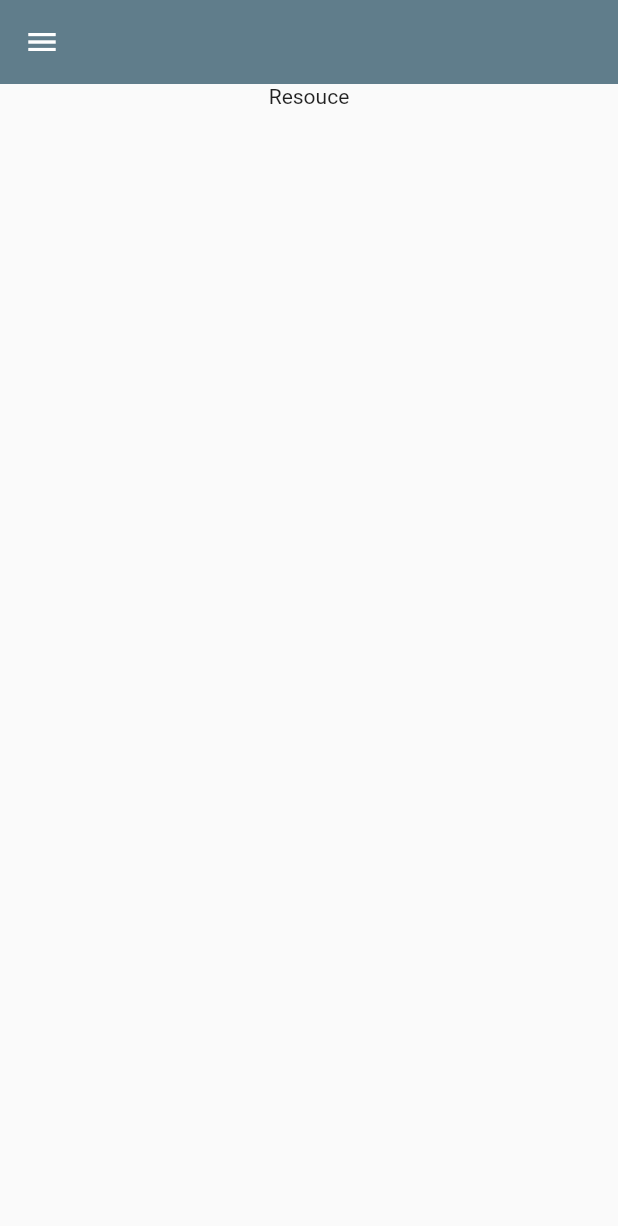
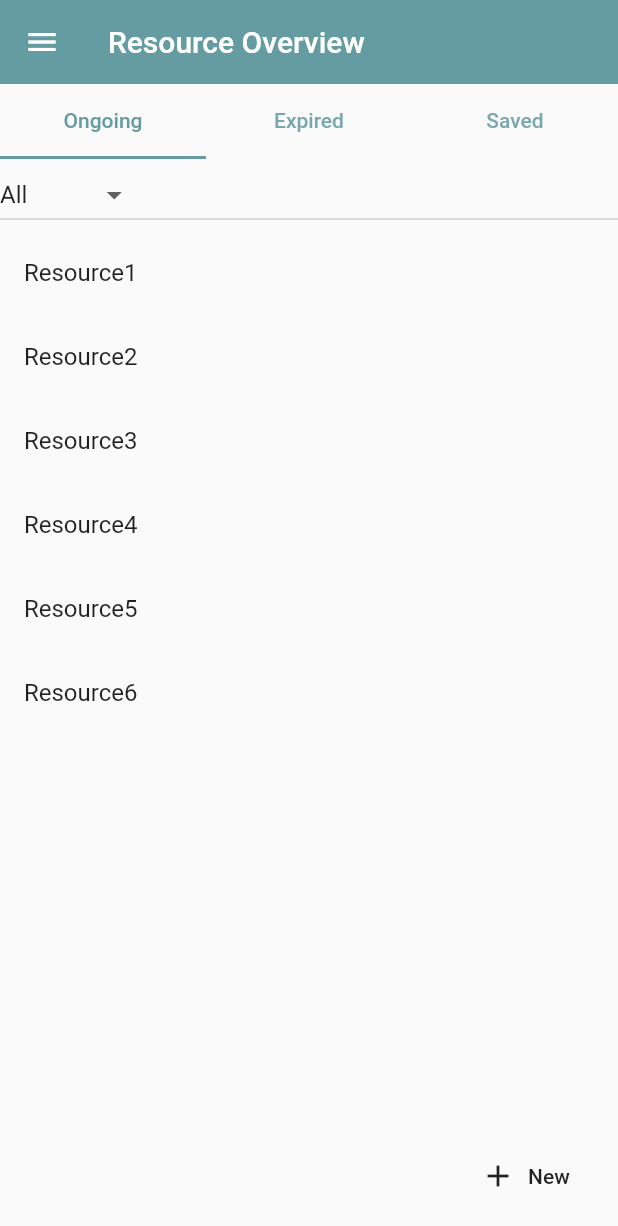
Before and after one commit to katharevusa/matchub-mobile, a Flutter app: the ResourceDonationHistoryScreen screen opened directly, in the side drawer, after a tap on "Resource", on a phone screen of 412 x 824 dp. Shown: the top 1226 px of the screen. Run offline on Flutter 3.47's test engine with Material 2 defaults, Android fonts, the phone set to English and light mode, and no system bars; our stand-ins replace connectivity, flutter_icons, shared_preferences; accounts and stored records are empty.

Commit message:
Donation history list, resource overview tabs, create new resource title and description

```diff
--- /dev/null
+++ b/matchub_mobile/lib/screens/resource/model/resource.dart
@@ -0,0 +1,13 @@
+class Resource {
+  String title;
+  String description;
+  List<String> category;
+  String status;
+
+  Resource(
+    this.title,
+    this.description,
+    this.category,
+    this.status,
+  );
+}
--- /dev/null
+++ b/matchub_mobile/lib/screens/resource/newResouce/category_screen.dart
@@ -0,0 +1,57 @@
+import 'package:flutter/material.dart';
+import 'package:matchub_mobile/screens/resource/model/resource.dart';
+
+class ResourceCategoryScreen extends StatefulWidget {
+  static const routeName = "/resource-category-screen";
+  final Resource resource;
+  ResourceCategoryScreen({Key key, @required this.resource}) : super(key: key);
+
+  @override
+  _ResourceCategoryScreenState createState() =>
+      _ResourceCategoryScreenState(resource);
+}
+
+class _ResourceCategoryScreenState extends State<ResourceCategoryScreen> {
+  Resource resource;
+
+  _ResourceCategoryScreenState(Resource resource) {
+    this.resource = resource;
+  }
+  //Test
+  List<String> _avail_categories = [
+    "Food",
+    "Instructor",
+    "Transportation",
+    "Techinicians"
+  ];
+  Widget build(BuildContext context) {
+    TextEditingController _descriptionController = new TextEditingController();
+    _descriptionController.text = widget.resource.description;
+    bool _isChecked = false;
+    return Scaffold(
+        appBar: AppBar(
+          backgroundColor: Color.fromRGBO(64, 133, 140, 0.8),
+          title: Text('Create resource'),
+        ),
+        body: Center(
+            child: Column(
+          mainAxisAlignment: MainAxisAlignment.center,
+          children: <Widget>[
+            Text("Select category"),
+            for (var item in _avail_categories)
+              CheckboxListTile(
+                title: Text(item),
+                activeColor: Colors.red,
+                checkColor: Colors.yellow,
+                selected: _isChecked,
+                value: _isChecked,
+                onChanged: (bool value) {
+                  setState(() {
+                    _isChecked = value;
+                  });
+                },
+              )
+          ],
+        )));
+  }
+}
--- /dev/null
+++ b/matchub_mobile/lib/screens/resource/newResouce/description_screen.dart
@@ -0,0 +1,45 @@
+import 'package:flutter/material.dart';
+import 'package:matchub_mobile/screens/resource/model/resource.dart';
+import 'package:matchub_mobile/screens/resource/newResouce/category_screen.dart';
+
+class ResourceDescriptionScreen extends StatelessWidget {
+  static const routeName = "/resource-descriptioin-screen";
+  final Resource resource;
+  ResourceDescriptionScreen({Key key, @required this.resource})
+      : super(key: key);
+
+  Widget build(BuildContext context) {
+    TextEditingController _descriptionController = new TextEditingController();
+    _descriptionController.text = resource.description;
+    return Scaffold(
+        appBar: AppBar(
+          backgroundColor: Color.fromRGBO(64, 133, 140, 0.8),
+          title: Text('Create resource'),
+        ),
+        body: Center(
+            child: Column(
+          mainAxisAlignment: MainAxisAlignment.center,
+          children: <Widget>[
+            Text("Enter Resource Description"),
+            Padding(
+              padding: const EdgeInsets.all(30.0),
+              child: TextField(
+                controller: _descriptionController,
+                autofocus: true,
+              ),
+            ),
+            RaisedButton(
+                child: Text("Next"),
+                onPressed: () {
+                  resource.description = _descriptionController.text;
+                  Navigator.push(
+                    context,
+                    MaterialPageRoute(
+                        builder: (context) =>
+                            ResourceCategoryScreen(resource: resource)),
+                  );
+                })
+          ],
+        )));
+  }
+}
--- /dev/null
+++ b/matchub_mobile/lib/screens/resource/newResouce/title_screen.dart
@@ -0,0 +1,44 @@
+import 'package:flutter/material.dart';
+import 'package:matchub_mobile/screens/resource/model/resource.dart';
+import 'package:matchub_mobile/screens/resource/newResouce/description_screen.dart';
+
+class ResourceTitleScreen extends StatelessWidget {
+  static const routeName = "/resource-title-screen";
+  final Resource resource;
+  ResourceTitleScreen({Key key, @required this.resource}) : super(key: key);
+
+  Widget build(BuildContext context) {
+    TextEditingController _titleController = new TextEditingController();
+    _titleController.text = resource.title;
+    return Scaffold(
+        appBar: AppBar(
+          backgroundColor: Color.fromRGBO(64, 133, 140, 0.8),
+          title: Text('Create resource'),
+        ),
+        body: Center(
+            child: Column(
+          mainAxisAlignment: MainAxisAlignment.center,
+          children: <Widget>[
+            Text("Enter Resource title:"),
+            Padding(
+              padding: const EdgeInsets.all(30.0),
+              child: TextField(
+                controller: _titleController,
+                autofocus: true,
+              ),
+            ),
+            RaisedButton(
+                child: Text("Next"),
+                onPressed: () {
+                  resource.title = _titleController.text;
+                  Navigator.push(
+                    context,
+                    MaterialPageRoute(
+                        builder: (context) =>
+                            ResourceDescriptionScreen(resource: resource)),
+                  );
+                })
+          ],
+        )));
+  }
+}
--- /dev/null
+++ b/matchub_mobile/lib/screens/resource/ongoingResource.dart
@@ -0,0 +1,138 @@
+import 'package:flutter/material.dart';
+import 'package:matchub_mobile/api/api_helper.dart';
+import 'package:matchub_mobile/screens/resource/model/resource.dart';
+import 'package:matchub_mobile/screens/resource/newResouce/title_screen.dart';
+import 'package:matchub_mobile/screens/resource/model/resource.dart';
+
+class OngoingResource extends StatefulWidget {
+  @override
+  _OngoingResourceState createState() => _OngoingResourceState();
+}
+
+class _OngoingResourceState extends State<OngoingResource> {
+  List _resourceStatus = [
+    "All",
+    "Available",
+    "Busy",
+  ];
+  // testing only
+  List<Resource> _resources = [
+    Resource("Resource1", "description", ["Poverty"], "Available"),
+    Resource("Resource2", "description", ["Poverty"], "Available"),
+    Resource("Resource3", "description", ["Poverty"], "Available"),
+    Resource("Resource4", "description", ["Poverty"], "Busy"),
+    Resource("Resource5", "description", ["Poverty"], "Busy"),
+    Resource("Resource6", "description", ["Poverty"], "Busy"),
+  ];
+  String _selected = "All";
+
+  //List<Resource> avail = _resources.where((element) => _resources.status == "Available").toList();
+
+  @override
+  Widget build(BuildContext context) {
+    //new empty resource
+    final newResource = new Resource(null, null, null, null);
+    return Scaffold(
+      body: SingleChildScrollView(
+        child: Column(
+          //mainAxisAlignment: MainAxisAlignment.spaceEvenly,
+          crossAxisAlignment: CrossAxisAlignment.stretch,
+          children: <Widget>[
+            DropdownButton(
+              value: _selected,
+              onChanged: (value) {
+                setState(() {
+                  _selected = value;
+                });
+              },
+              items: _resourceStatus.map((value) {
+                return DropdownMenuItem(
+                  value: value,
+                  child: Text(value),
+                );
+              }).toList(),
+            ),
+            // Expanded(
+            //     child: ListView.builder(
+            //         itemCount: _resources.length,
+            //         itemBuilder: (BuildContext ctx, int index) {
+            //           if (_selected == _resources[index].status) {
+            //             return ListTile(
+            //                 title: Text(_resources[index].title),
+            //                 onTap: () {
+            //                   Navigator.of(context).pop();
+            //                   Navigator.push(
+            //                       context,
+            //                       new MaterialPageRoute(
+            //                           builder: (context) => null));
+            //                 });
+            //           }
+            //   if (_selected == item.status)
+            //     ListTile(
+            //         title: Text(item.title),
+            //         onTap: () {
+            //           Navigator.of(context).pop();
+            //           Navigator.push(context,
+            //               new MaterialPageRoute(builder: (context) => null));
+            //         })
+            //   return ListTile(
+            //       title: Text(_resources[index].title),
+            //       onTap: () {
+            //         Navigator.of(context).pop();
+            //         Navigator.push(
+            //             context,
+            //             new MaterialPageRoute(
+            //                 builder: (context) => null));
+            //       });
+            // } else if (_selected == "Available" &&
+            //     _resources[index].status != "Available") {
+            //   _resources.remove(_resources[index]);
+            //   return ListTile(
+            //       title: Text(_resources[index].title),
+            //       onTap: () {
+            //         Navigator.of(context).pop();
+            //         Navigator.push(
+            //             context,
+            //             new MaterialPageRoute(
+            //                 builder: (context) => null));
+            //       });
+            // } else {
+            //   return ListTile(
+            //       title: Text(_resources[index].title),
+            //       onTap: () {
+            //         Navigator.of(context).pop();
+            //         Navigator.push(
+            //             context,
+            //             new MaterialPageRoute(
+            //                 builder: (context) => null));
+            //       });
+            // }
+            // }))
+            for (var item in _resources)
+              if (_selected == item.status)
+                ListTile(
+                    title: Text(item.title),
+                    onTap: () {
+                      Navigator.of(context).pop();
+                      Navigator.push(context,
+                          new MaterialPageRoute(builder: (context) => null));
+                    })
+              else if (_selected == "All" && item.status != "Expired")
+                ListTile(
+                  title: Text(item.title),
+                )
+          ],
+        ),
+      ),
+      floatingActionButtonLocation: FloatingActionButtonLocation.endFloat,
+      floatingActionButton: FlatButton.icon(
+          onPressed: () => Navigator.push(
+              context,
+              MaterialPageRoute(
+                  builder: (context) =>
+                      ResourceTitleScreen(resource: newResource))),
+          icon: Icon(Icons.add),
+          label: Text("New")),
+    );
+  }
+}
--- a/matchub_mobile/lib/screens/resource/resource_donationHistory_screen.dart
+++ b/matchub_mobile/lib/screens/resource/resource_donationHistory_screen.dart
@@ -27,24 +27,17 @@ class _ResourceDonationHistoryScreenState
           backgroundColor: Colors.blueGrey,
           elevation: 0.0,
         ),
-        body: SingleChildScrollView(
-            child: donationHistory.isEmpty
-                ? Column(
+        body: Container(
+            child: Column(
+                mainAxisSize: MainAxisSize.max,
+                mainAxisAlignment: MainAxisAlignment.start,
                 children: <Widget>[
-                      Text(
-                        'No transactions added yet!',
-                        style: Theme.of(context).textTheme.title,
-                      ),
-                      SizedBox(
-                        height: 20,
-                      ),
-                    ],
-                  )
-                : ListView.builder(
+              Expanded(
+                child: ListView.builder(
                     itemCount: donationHistory.length,
                     itemBuilder: (context, index) {
-                      // final history = donationHistory[index];
-                      return Card(
+                      return Container(
+                        child: Card(
                           child: Padding(
                             padding: const EdgeInsets.all(16.0),
                             child: Column(
@@ -54,7 +47,7 @@ class _ResourceDonationHistoryScreenState
                                       top: 8.0, bottom: 4.0),
                                   child: Row(children: <Widget>[
                                     Text(
-                                    '\$${donationHistory[index].amount}',
+                                      donationHistory[index].title,
                                       style: new TextStyle(fontSize: 30.0),
                                     ),
                                     Spacer(),
@@ -64,19 +57,34 @@ class _ResourceDonationHistoryScreenState
                                   padding: const EdgeInsets.only(
                                       top: 4.0, bottom: 80.0),
                                   child: Row(children: <Widget>[
-                                  Text(
-                                      "${DateFormat('dd/MM/yyyy').format(donationHistory[index].date).toString()}"),
+                                    Text(DateFormat('dd/MM/yyyy')
+                                        .format(donationHistory[index].date)
+                                        .toString()),
                                     Spacer(),
                                   ]),
                                 ),
+                                Padding(
+                                  padding: const EdgeInsets.only(
+                                      top: 8.0, bottom: 8.0),
+                                  child: Row(
+                                    children: <Widget>[
+                                      Text(
+                                        donationHistory[index]
+                                            .amount
+                                            .toString(),
+                                        style: new TextStyle(fontSize: 35.0),
+                                      ),
+                                      Spacer(),
+                                    ],
+                                  ),
+                                )
                               ],
                             ),
                           ),
+                        ),
                       );
-                    },
+                    }),
               )
-
-            //child: Center(child: Text("Donation history")),
-            ));
+            ])));
   }
 }
--- a/matchub_mobile/lib/screens/resource/resource_screen.dart
+++ b/matchub_mobile/lib/screens/resource/resource_screen.dart
@@ -1,23 +1,72 @@
 import 'package:flutter/material.dart';
+import 'package:matchub_mobile/screens/resource/expiredResource.dart';
+import 'package:matchub_mobile/screens/resource/model/resource.dart';
 import 'package:matchub_mobile/screens/resource/navDrawer.dart';
+import 'package:matchub_mobile/screens/resource/ongoingResource.dart';
 
 class ResourceScreen extends StatefulWidget {
   static const routeName = "/resource-screen";
+
   @override
   _ResourceScreenState createState() => _ResourceScreenState();
 }
 
-class _ResourceScreenState extends State<ResourceScreen> {
+class _ResourceScreenState extends State<ResourceScreen>
+    with SingleTickerProviderStateMixin {
+  List _resources = [
+    Resource("Resource1", "description", ["Poverty"], "Available"),
+    Resource("Resource2", "description", ["Poverty"], "Available"),
+    Resource("Resource3", "description", ["Poverty"], "Available"),
+    Resource("Resource4", "description", ["Poverty"], "Busy"),
+    Resource("Resource5", "description", ["Poverty"], "Busy"),
+    Resource("Resource6", "description", ["Poverty"], "Busy"),
+    Resource("Resource7", "description", ["Poverty"], "Expired"),
+    Resource("Resource8", "description", ["Poverty"], "Expired"),
+    Resource("Resource9", "description", ["Poverty"], "Expired"),
+  ];
   @override
   Widget build(BuildContext context) {
     return Scaffold(
-        drawer: NavDrawer(),
-        appBar: AppBar(
-          backgroundColor: Colors.blueGrey,
-          elevation: 0.0,
+      drawer: NavDrawer(),
+      appBar: AppBar(
+        title: Text("Resource Overview"),
+        backgroundColor: Color.fromRGBO(64, 133, 140, 0.8),
+        elevation: 0.0,
+      ),
+      body: DefaultTabController(
+        length: 3,
+        child: Column(
+          children: <Widget>[
+            Container(
+              constraints: BoxConstraints.expand(height: 50),
+              child: TabBar(
+                tabs: [
+                  Tab(text: "Ongoing"),
+                  Tab(text: "Expired"),
+                  Tab(text: "Saved"),
+                ],
+                labelColor: Color.fromRGBO(64, 133, 140, 0.8),
+                indicatorColor: Color.fromRGBO(64, 133, 140, 0.8),
+              ),
+            ),
+            Expanded(
+              child: Container(
+                child: TabBarView(children: [
+                  Container(
+                    child: OngoingResource(),
+                  ),
+                  Container(
+                    child: ExpiredResource(),
+                  ),
+                  Container(
+                    child: ExpiredResource(),
+                  ),
+                ]),
+              ),
+            )
+          ],
         ),
-        body: SingleChildScrollView(
-          child: Center(child: Text("Resouce")),
-        ));
+      ),
+    );
   }
 }
```
Also changed, not shown: matchub_mobile/lib/navigation.dart (+4 -3 lines), matchub_mobile/lib/screens/resource/expiredResource.dart (added, +43 -0 lines). Lines whose indentation alone changed are shown as unchanged.
